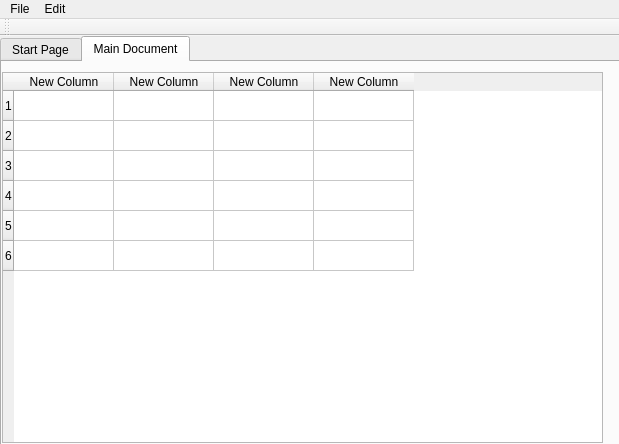
First picture: the form in mainwindow.ui, repository meghasankhlecha/Spreadsheet_Data_Converter, before the edit.
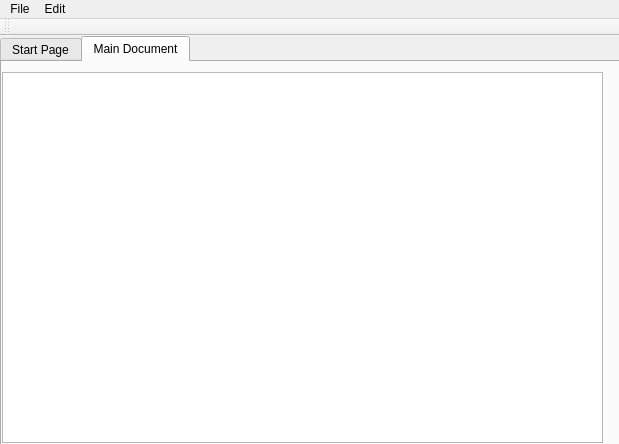
Second picture: the form after the edit. The open tabs and pages were chosen to show the change.

Commit message: Add TabWidget base in UI

Patch:
```diff
--- a/mainwindow.ui
+++ b/mainwindow.ui
@@ -29,6 +29,12 @@
       <height>0</height>
      </size>
     </property>
+    <property name="focusPolicy">
+     <enum>Qt::TabFocus</enum>
+    </property>
+    <property name="tabShape">
+     <enum>QTabWidget::Rounded</enum>
+    </property>
     <property name="currentIndex">
      <number>0</number>
     </property>
@@ -154,56 +160,6 @@
         <height>371</height>
        </rect>
       </property>
-      <row>
-       <property name="text">
-        <string>1</string>
-       </property>
-      </row>
-      <row>
-       <property name="text">
-        <string>2</string>
-       </property>
-      </row>
-      <row>
-       <property name="text">
-        <string>3</string>
-       </property>
-      </row>
-      <row>
-       <property name="text">
-        <string>4</string>
-       </property>
-      </row>
-      <row>
-       <property name="text">
-        <string>5</string>
-       </property>
-      </row>
-      <row>
-       <property name="text">
-        <string>6</string>
-       </property>
-      </row>
-      <column>
-       <property name="text">
-        <string>New Column</string>
-       </property>
-      </column>
-      <column>
-       <property name="text">
-        <string>New Column</string>
-       </property>
-      </column>
-      <column>
-       <property name="text">
-        <string>New Column</string>
-       </property>
-      </column>
-      <column>
-       <property name="text">
-        <string>New Column</string>
-       </property>
-      </column>
      </widget>
     </widget>
    </widget>
```
Left out of the diff: 24 changed lines with no effect on the pictures.
